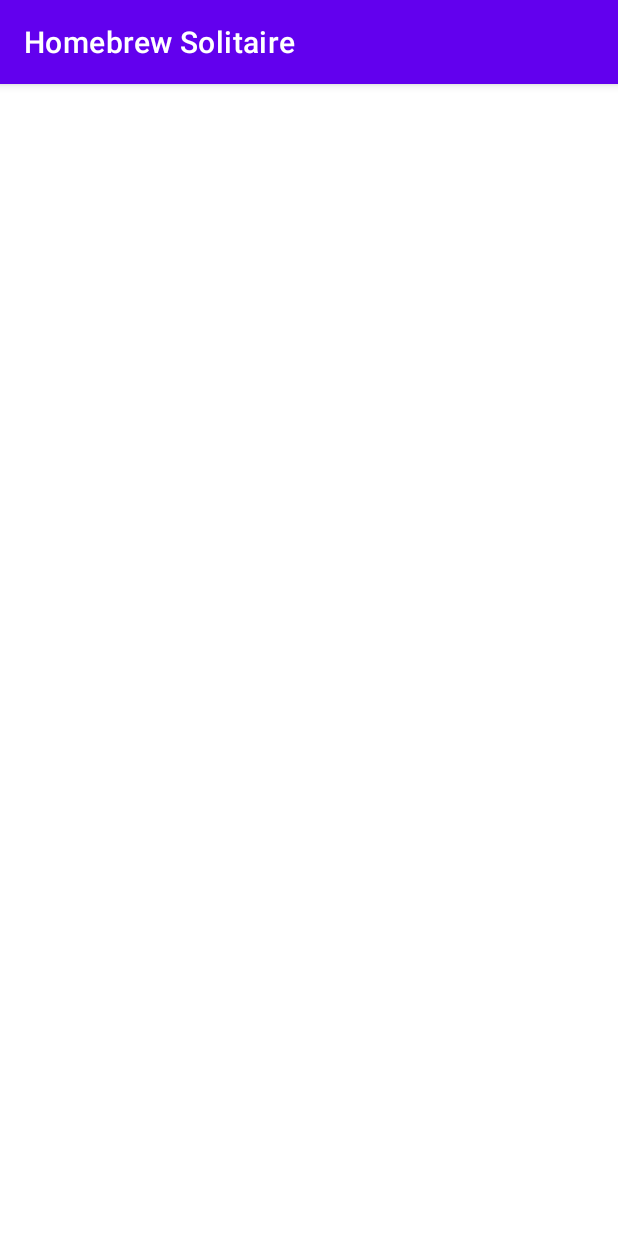
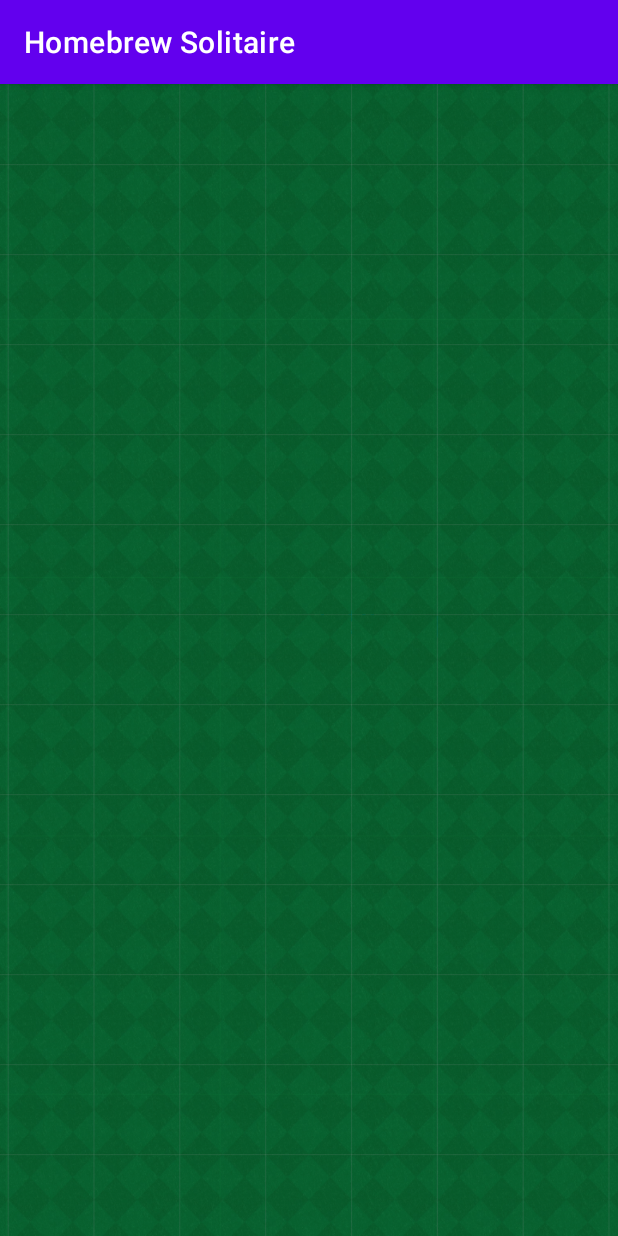
Before and after one commit to SeveringHams/HomebrewSolitaire, an Android app: the screen it shows after launch (MainActivity), on a phone screen of 412 x 824 dp. Run offline under Robolectric (Android 15) with nearby library versions, the phone set to English and light mode, and no system bars; 1 statement that could not run was skipped.

Commit message:
mucking around, learning more. almost got it!

```diff
--- a/app/src/main/java/com/severinghams/homebrewsolitaire/MainActivity.java
+++ b/app/src/main/java/com/severinghams/homebrewsolitaire/MainActivity.java
@@ -1,26 +1,13 @@
 package com.severinghams.homebrewsolitaire;
 
-import static com.severinghams.homebrewsolitaire.R.drawable.background;
-
-import android.content.Context;
-import android.content.ContextParams;
-import android.content.ContextWrapper;
-import android.graphics.Canvas;
-import android.graphics.ColorFilter;
-import android.graphics.drawable.Drawable;
+import android.annotation.SuppressLint;
+import android.content.pm.ActivityInfo;
 import android.os.Bundle;
 import android.view.View;
 
-import androidx.annotation.NonNull;
-import androidx.annotation.Nullable;
 import androidx.appcompat.app.AppCompatActivity;
-import androidx.appcompat.content.res.AppCompatResources;
 
-import com.google.androidgamesdk.GameActivity;
-
-import java.util.Objects;
-
-public class MainActivity extends GameActivity {
+public class MainActivity extends AppCompatActivity {
     //public static final int screenHeight;
     //public static final int screenWidth;
     static {
@@ -48,10 +35,12 @@ public class MainActivity extends GameActivity {
         );
     }
 
+    @SuppressLint("SourceLockedOrientationActivity")
     @Override
     protected void onCreate(Bundle bundle) {
         super.onCreate(bundle);
-        mSurfaceView.setBackground(AppCompatResources.getDrawable(this,background));
+        this.setContentView(R.layout.game_view);
+
     }
 
     @Override
```
Also changed, not shown: app/src/main/res/layout/game_view.xml (renamed from app/src/main/res/layout/sample_game_view.xml).
